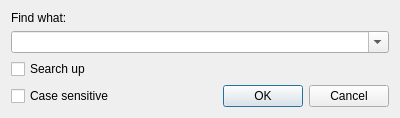
First picture: the form in ComBombGui/finddialog.ui, repository cdesjardins/ComBomb, before the edit.
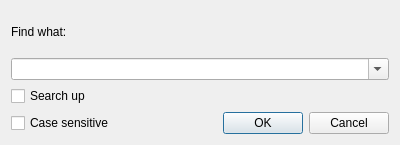
Second picture: the form after the edit. Custom widgets are drawn as their Qt base class.

Diff of the .ui file:
```diff
--- a/ComBombGui/finddialog.ui
+++ b/ComBombGui/finddialog.ui
@@ -7,7 +7,7 @@
     <x>0</x>
     <y>0</y>
     <width>400</width>
-    <height>109</height>
+    <height>145</height>
    </rect>
   </property>
   <property name="windowTitle">
```
Left out of the diff: 2 changed lines with no effect on the pictures.
